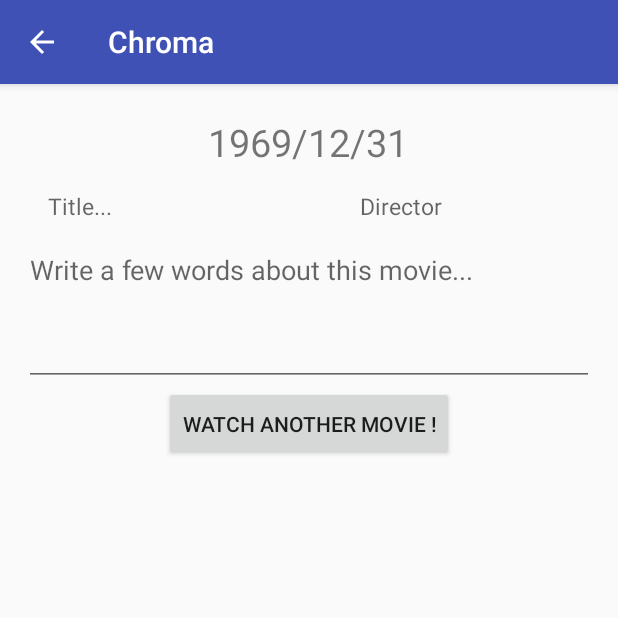
After one commit to ro-olivier/Chroma, an Android app: the MovieActivity screen opened directly, with no data from a screen before it, on a phone screen of 412 x 824 dp, the top half of it. The commit adds this screen. Run offline under Robolectric (Android 15) with nearby library versions, the phone set to English and light mode, and no system bars.

Commit message:
Added some draft layout and logic to the Movie activity. Going to need to use an adapter on LinearLAyout since the input and the display are the same here...

```diff
--- a/app/src/main/AndroidManifest.xml
+++ b/app/src/main/AndroidManifest.xml
@@ -48,6 +48,11 @@
             android:name=".Activities.MoneyInActivity"
             android:parentActivityName=".Activities.MainActivity"
             android:windowSoftInputMode="stateHidden"/>
+
+        <activity
+            android:name=".Activities.MovieActivity"
+            android:parentActivityName=".Activities.MainActivity"
+            android:windowSoftInputMode="stateHidden"/>
     </application>
 
 </manifest>
--- /dev/null
+++ b/app/src/main/java/fr/zigomar/chroma/chroma/Activities/MovieActivity.java
@@ -0,0 +1,71 @@
+package fr.zigomar.chroma.chroma.Activities;
+
+import android.os.Bundle;
+import android.util.Log;
+import android.view.View;
+import android.widget.Button;
+import android.widget.LinearLayout;
+import android.widget.ListView;
+
+import java.util.ArrayList;
+import java.util.HashMap;
+import java.util.List;
+
+import fr.zigomar.chroma.chroma.Adapters.MovieAdapter;
+import fr.zigomar.chroma.chroma.Model.Movie;
+import fr.zigomar.chroma.chroma.R;
+
+public class MovieActivity extends InputActivity {
+
+    private LinearLayout stepsList;
+    // the list holding the data
+    private ArrayList<Movie> movies;
+    private MovieAdapter movieAdapter;
+
+    @Override
+    protected void onCreate(final Bundle savedInstanceState) {
+        // calling inherited class constructor
+        super.onCreate(savedInstanceState);
+
+        // setting the view's layout, yay, we can see stuff on the screen!
+        setContentView(R.layout.activity_movie);
+
+        // call inherited initiating method
+        init();
+
+        Button addStepButton = findViewById(R.id.AddButton);
+        addStepButton.setOnClickListener(new View.OnClickListener() {
+            @Override
+            public void onClick(View v) {
+                stepsList = findViewById(R.id.MovieLinearLayout);
+                View child = getLayoutInflater().inflate(R.layout.unit_input_movie, null);
+                stepsList.addView(child);
+            }
+        });
+
+        // init of the data : fetch movies data in the currentDate file if it exist
+        this.movies = getMovies();
+
+        // finishing up the setting of the adapter for the list view of the retrieved (and
+        // new) trips
+        //LinearLayout tripsListView = findViewById(R.id.MovieLinearLayout);
+
+        //this.movieAdapter = new MovieAdapter(MovieActivity.this, this.movies);
+        //tripsListView.setAdapter(this.movieAdapter);
+    }
+
+
+    private ArrayList<Movie> getMovies(){
+        // getting the data is handled by the DataHandler
+        return this.dh.getMovies();
+    }
+
+    @Override
+    protected void saveData() {
+        // simply pass the data to the DataHandler with the dedicated method
+        Log.i("CHROMA", "Updating the data object with current movies");
+        this.dh.saveMovieData(this.movies);
+    }
+
+
+}
--- a/app/src/main/java/fr/zigomar/chroma/chroma/Model/DataHandler.java
+++ b/app/src/main/java/fr/zigomar/chroma/chroma/Model/DataHandler.java
@@ -330,4 +330,40 @@
 
         return s;
     }
+
+        /*
+    ########################################################
+    Money In section :
+        - saveMovieData
+        - getMovie
+    ########################################################
+    */
+
+    public void saveMovieData(List<Movie> l) {
+        Log.i("CHROMA", "SaveMovieData was invoked.");
+        try {
+            this.data.put("movies", l);
+        } catch (JSONException e) {
+            e.printStackTrace();
+        }
+    }
+
+    public ArrayList<Movie> getMovies() {
+        ArrayList<Movie> s = new ArrayList<>();
+        JSONArray jsonArray;
+        try {
+            jsonArray = new JSONArray(this.data.get("movies").toString());
+
+
+            for (int i = 0; i < jsonArray.length(); i++) {
+                JSONObject jso = jsonArray.getJSONObject(i);
+                s.add(new Movie(jso.getString("title"), jso.getString("director"), jso.getString("description")));
+            }
+
+        } catch (JSONException e) {
+            e.printStackTrace();
+        }
+
+        return s;
+    }
 }
--- /dev/null
+++ b/app/src/main/res/layout/activity_movie.xml
@@ -0,0 +1,18 @@
+<?xml version="1.0" encoding="utf-8"?>
+<LinearLayout
+    xmlns:android="http://schemas.android.com/apk/res/android"
+    android:layout_width="match_parent"
+    android:layout_height="match_parent"
+    android:paddingBottom="@dimen/activity_vertical_margin"
+    android:paddingLeft="@dimen/activity_horizontal_margin"
+    android:paddingRight="@dimen/activity_horizontal_margin"
+    android:paddingTop="@dimen/activity_vertical_margin"
+    android:orientation="vertical">
+
+    <include
+        layout="@layout/display_date"/>
+
+    <include
+        layout="@layout/input_movie"/>
+
+</LinearLayout>
--- /dev/null
+++ b/app/src/main/res/layout/input_movie.xml
@@ -0,0 +1,29 @@
+<?xml version="1.0" encoding="utf-8"?>
+<LinearLayout xmlns:android="http://schemas.android.com/apk/res/android"
+    android:orientation="vertical"
+    android:layout_width="match_parent"
+    android:layout_height="wrap_content"
+    android:paddingBottom="@dimen/activity_vertical_margin">
+
+    <LinearLayout
+        android:layout_width="fill_parent"
+        android:layout_height="wrap_content"
+        android:minHeight="120dp"
+        android:orientation="vertical"
+        android:id="@+id/MovieLinearLayout">
+
+        <include
+            android:layout_width="fill_parent"
+            android:layout_height="wrap_content"
+            layout="@layout/unit_input_movie"/>
+
+    </LinearLayout>
+
+    <Button
+        android:layout_height="50dp"
+        android:layout_width="wrap_content"
+        android:layout_gravity="center"
+        android:id="@+id/AddButton"
+        android:text="@string/AddMovie"/>
+
+</LinearLayout>
--- /dev/null
+++ b/app/src/main/res/layout/unit_input_movie.xml
@@ -0,0 +1,55 @@
+<?xml version="1.0" encoding="utf-8"?>
+<LinearLayout xmlns:android="http://schemas.android.com/apk/res/android"
+    android:orientation="vertical"
+    android:layout_width="match_parent"
+    android:layout_height="160dp"
+    android:layout_marginBottom="@dimen/half_activity_vertical_margin">
+
+    <LinearLayout
+        android:layout_width="match_parent"
+        android:layout_height="40dp"
+        android:orientation="horizontal">
+
+        <EditText
+            android:layout_width="0dp"
+            android:layout_height="match_parent"
+            android:layout_weight="4"
+            android:textSize="15sp"
+            android:id="@+id/MovieTitle"
+            android:maxLines="1"
+            android:inputType="text"
+            android:background="#FAFAFA"
+            android:layout_marginStart="@dimen/activity_vertical_margin"
+            android:hint="@string/HintTitle"/>
+
+        <Space
+            android:layout_width="0dp"
+            android:layout_height="match_parent"
+            android:layout_weight="2"/>
+
+        <EditText
+            android:layout_width="0dp"
+            android:layout_height="match_parent"
+            android:layout_weight="4"
+            android:id="@+id/MovieDirector"
+            android:maxLines="1"
+            android:inputType="text"
+            android:background="#FAFAFA"
+            android:textSize="15sp"
+            android:layout_marginEnd="@dimen/activity_vertical_margin"
+            android:hint="@string/HintReal"/>
+
+
+    </LinearLayout>
+
+    <EditText
+        android:layout_width="match_parent"
+        android:layout_height="100dp"
+        android:inputType="textMultiLine|textCapSentences|textAutoCorrect"
+        android:id="@+id/MovieTextData"
+        android:hint="@string/MovieDescriptionHint"
+        android:gravity="top"
+        android:scrollbars="vertical"
+        android:scrollbarFadeDuration="0"/>
+
+</LinearLayout>
--- a/app/src/main/res/values/strings.xml
+++ b/app/src/main/res/values/strings.xml
@@ -8,7 +8,7 @@
     <string name="Option4">Navigo</string>
     <string name="Option5">Car</string>
     <string name="Option6">Money In</string>
-    <string name="Option7">…</string>
+    <string name="Option7">Movies</string>
     <string name="Option8">…</string>
     <string name="MoodHint">Write a few words about your day…</string>
     <string name="AddMoney">Add</string>
@@ -54,6 +54,12 @@
     <string name="InvalidEndKM">What sorcery is this?!  Have you gone backwards?</string>
     <string name="UsingCurrentTime">Using current time since no time was given.</string>
     <string name="MissingDataLocationAndKMRequired">Location and KM count required.</string>
+    <string name="HintAuthor">Author...</string>
+    <string name="HintTitle">Title...</string>
+    <string name="BookDescriptionHint">Write a few words about this book...</string>
+    <string name="HintReal">Director</string>
+    <string name="MovieDescriptionHint">Write a few words about this movie...</string>
+    <string name="AddMovie">Watch another movie !</string>
 
     <string-array name="spendingsCategories">
         <item>Drinks</item>
```
Also changed, not shown: app/src/main/java/fr/zigomar/chroma/chroma/Activities/MainActivity.java (+12 -0 lines), app/src/main/java/fr/zigomar/chroma/chroma/Adapters/MovieAdapter.java (added, +56 -0 lines), app/src/main/java/fr/zigomar/chroma/chroma/Model/Movie.java (added, +45 -0 lines).
